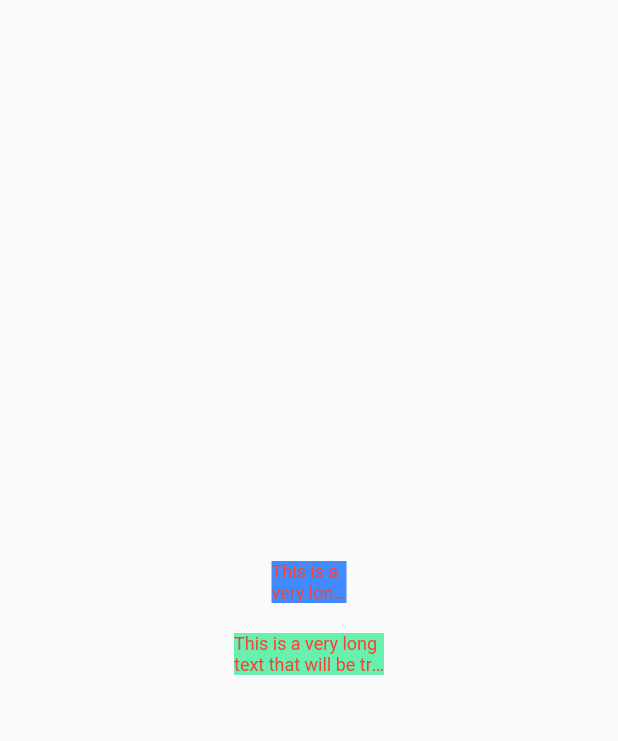
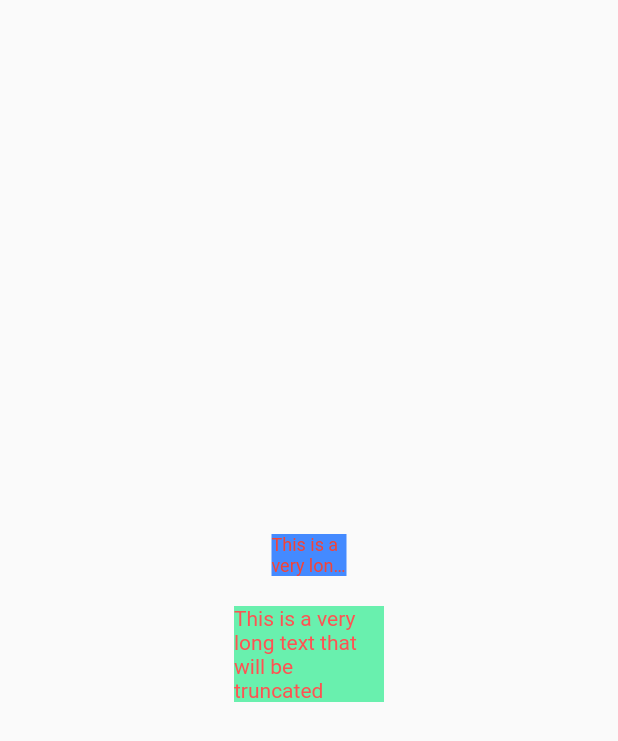
Before and after one commit to Alivan21/2141720078-mobile-2023, a Flutter app: the screen it shows after launch, on a phone screen of 412 x 824 dp. Shown: the top 741 px of the screen. Run offline on Flutter 3.47's test engine with Material 2 defaults, Android fonts, the phone set to English and light mode, and no system bars; drawn by our look-alikes of auto_size_text.

Commit message:
week_09: fix main.dart

```diff
--- a/week-09/src/flutter_plugin_pubdev/lib/main.dart
+++ b/week-09/src/flutter_plugin_pubdev/lib/main.dart
@@ -27,8 +27,11 @@ class MainApp extends StatelessWidget {
               Container(
                 color: Colors.greenAccent,
                 width: 100,
-                child: const RedTextWidget(
-                  text: 'This is a very long text that will be truncated',
+                child: const Text(
+                  'This is a very long text that will be truncated',
+                  style: TextStyle(
+                    color: Colors.redAccent,
+                  ),
                 ),
               ),
             ],
```
Also changed, not shown: week-09/docs/01.png, 1 other file.
